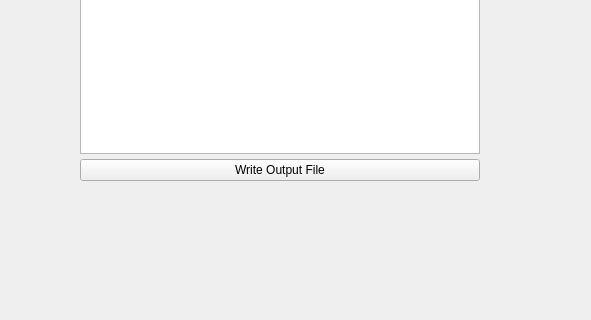
Old version of the form .data/Form.ui in the repository BCDA-APS/gestalt; both pictures show x 243 to 834 and y 264 to 584 of the 834 by 584 pixel window.
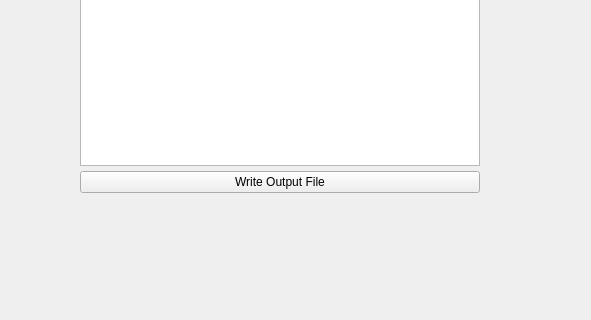
New version of the form.

Commit message: yaml entry font should be monospace

Patch:
```diff
--- a/.data/Form.ui
+++ b/.data/Form.ui
@@ -13,13 +13,13 @@
   <property name="windowTitle">
    <string>Form</string>
   </property>
-  <widget class="QWidget" name="">
+  <widget class="QWidget" name="layoutWidget">
    <property name="geometry">
     <rect>
      <x>1</x>
      <y>21</y>
      <width>732</width>
-     <height>449</height>
+     <height>461</height>
     </rect>
    </property>
    <layout class="QVBoxLayout" name="verticalLayout_3">
@@ -150,6 +150,7 @@
           </property>
           <property name="font">
            <font>
+            <family>Liberation Mono</family>
             <pointsize>11</pointsize>
            </font>
           </property>
```
